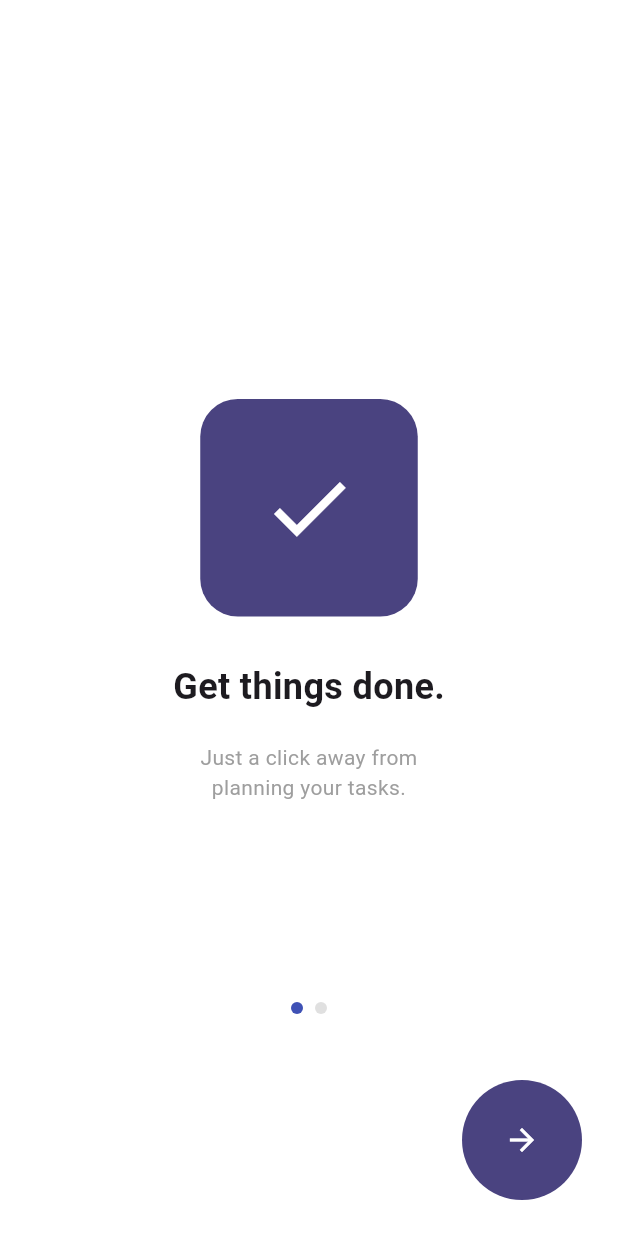
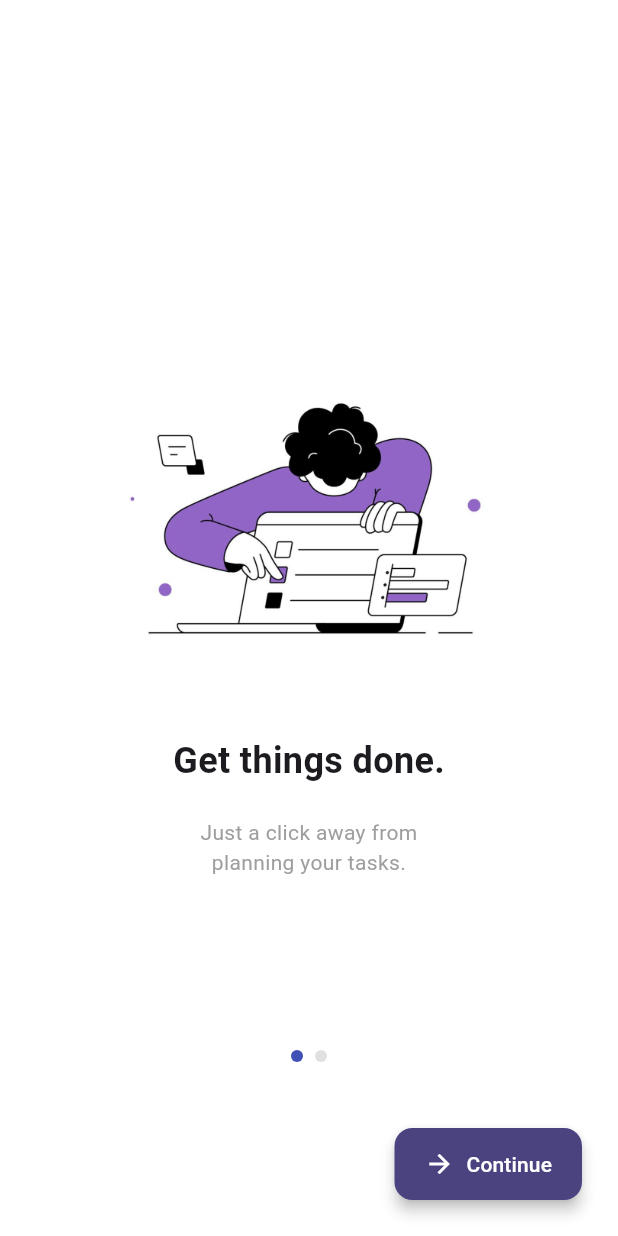
Before and after one commit to code0lama/Todoire, a Flutter app: the screen it shows after launch, on a phone screen of 412 x 824 dp. Run offline on Flutter 3.47's test engine with Material 3 defaults, Android fonts, the phone set to English and light mode, and no system bars; our stand-ins replace table_calendar.

Commit message:
edited cover page

```diff
--- a/lib/login-screen.dart
+++ b/lib/login-screen.dart
@@ -14,8 +14,10 @@ class LoginScreen extends StatelessWidget {
             const SizedBox(height: 80),
             _logo(),
             const SizedBox(height: 30),
-            const Text("Welcome back!",
-                style: TextStyle(fontSize: 24, fontWeight: FontWeight.bold)),
+            Center(
+              child: const Text("Welcome back!",
+                  style: TextStyle(fontSize: 24, fontWeight: FontWeight.bold)),
+            ),
             const SizedBox(height: 30),
             TextField(
               controller: TextEditingController(text: "name@gmail.com"),
--- a/lib/onboarding-screen.dart
+++ b/lib/onboarding-screen.dart
@@ -13,15 +13,18 @@ class OnboardingScreen extends StatelessWidget {
           Center(
             child: Column(
               children: [
-                Container(
-                  padding: const EdgeInsets.all(40),
-                  decoration: BoxDecoration(
-                    color: const Color(0xFF4A4380),
-                    borderRadius: BorderRadius.circular(25),
-                  ),
-                  child: const Icon(Icons.check, color: Colors.white, size: 65),
+              Container(
+              width: 250,
+              height: 230,
+              decoration: BoxDecoration(
+                borderRadius: BorderRadius.circular(25),
+                image: const DecorationImage(
+                  image: AssetImage('photos/cover.jpg'),
+                  fit: BoxFit.cover,
                 ),
-                const SizedBox(height: 30),
+              ),
+            ),
+               const SizedBox(height: 30),
                 const Text(
                   "Get things done.",
                   style: TextStyle(fontSize: 24, fontWeight: FontWeight.bold),
@@ -48,14 +51,22 @@ class OnboardingScreen extends StatelessWidget {
             alignment: Alignment.bottomRight,
             child: Padding(
               padding: const EdgeInsets.all(24),
-              child: GestureDetector(
-                onTap: () {
+              child: ElevatedButton.icon(
+                onPressed: () {
                   Navigator.pushReplacementNamed(context, '/signup');
                 },
-                child: CircleAvatar(
-                  backgroundColor: const Color(0xFF4A4380),
-                  radius: 40,
-                  child: const Icon(Icons.arrow_forward, color: Colors.white),
+                icon: const Icon(Icons.arrow_forward, color: Colors.white, size: 20),
+                label: const Text(
+                  "Continue",
+                  style: TextStyle(color: Colors.white),
+                ),
+                style: ElevatedButton.styleFrom(
+                  backgroundColor: Color(0xFF4A4380),
+                  padding: const EdgeInsets.symmetric(horizontal: 20, vertical: 14),
+                  shape: RoundedRectangleBorder(
+                    borderRadius: BorderRadius.circular(12),
+                  ),
+                  elevation: 4,
                 ),
               ),
             ),
--- a/lib/signup-screen.dart
+++ b/lib/signup-screen.dart
@@ -53,9 +53,11 @@ class _SignUpScreenState extends State<SignUpScreen> {
               const SizedBox(height: 80),
               _logo(),
               const SizedBox(height: 30),
-              const Text(
-                "Let's get started!",
-                style: TextStyle(fontSize: 24, fontWeight: FontWeight.bold),
+              Center(
+                child: const Text(
+                  "Let's get started!",
+                  style: TextStyle(fontSize: 24, fontWeight: FontWeight.bold),
+                ),
               ),
               const SizedBox(height: 30),
               _textField(
--- a/pubspec.yaml
+++ b/pubspec.yaml
@@ -55,6 +55,7 @@ dev_dependencies:
 # The following section is specific to Flutter packages.
 flutter:
 
+
   # The following line ensures that the Material Icons font is
   # included with your application, so that you can use the icons in
   # the material Icons class.
@@ -62,6 +63,8 @@ flutter:
 
   # To add assets to your application, add an assets section, like this:
   # assets:
+  assets:
+    - photos/cover.jpg
   #   - images/a_dot_burr.jpeg
   #   - images/a_dot_ham.jpeg
 
```
Also changed, not shown: photos/cover.jpg (added).
